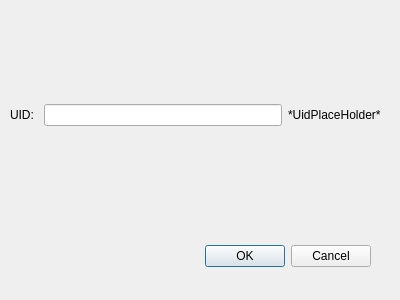
Qt form contacteditor.ui (vmlemon/SocialClient) before a commit.
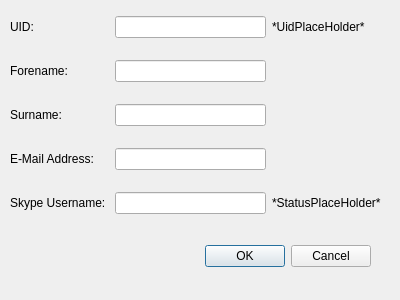
The same form after that commit.

Diff of the .ui file:
```diff
--- a/contacteditor.ui
+++ b/contacteditor.ui
@@ -42,7 +42,10 @@
     <item row="0" column="1">
      <widget class="QLineEdit" name="UidField">
       <property name="inputMask">
-       <string>0; </string>
+       <string/>
+      </property>
+      <property name="maxLength">
+       <number>32767</number>
       </property>
      </widget>
     </item>
@@ -60,6 +63,53 @@
       </property>
      </widget>
     </item>
+    <item row="1" column="1">
+     <widget class="QLineEdit" name="ForenameField"/>
+    </item>
+    <item row="1" column="0">
+     <widget class="QLabel" name="ForenameLabel">
+      <property name="text">
+       <string>Forename: </string>
+      </property>
+     </widget>
+    </item>
+    <item row="3" column="0">
+     <widget class="QLabel" name="SurnameLabel">
+      <property name="text">
+       <string>Surname: </string>
+      </property>
+     </widget>
+    </item>
+    <item row="3" column="1">
+     <widget class="QLineEdit" name="SurnameField"/>
+    </item>
+    <item row="4" column="0">
+     <widget class="QLabel" name="EMailLabel">
+      <property name="text">
+       <string>E-Mail Address: </string>
+      </property>
+     </widget>
+    </item>
+    <item row="4" column="1">
+     <widget class="QLineEdit" name="EMailField"/>
+    </item>
+    <item row="5" column="0">
+     <widget class="QLabel" name="SkypeUsernameLabel">
+      <property name="text">
+       <string>Skype Username: </string>
+      </property>
+     </widget>
+    </item>
+    <item row="5" column="1">
+     <widget class="QLineEdit" name="SkypeUsernameField"/>
+    </item>
+    <item row="5" column="2">
+     <widget class="QLabel" name="SkypeStatusLabel">
+      <property name="text">
+       <string>*StatusPlaceHolder*</string>
+      </property>
+     </widget>
+    </item>
    </layout>
   </widget>
  </widget>
```
